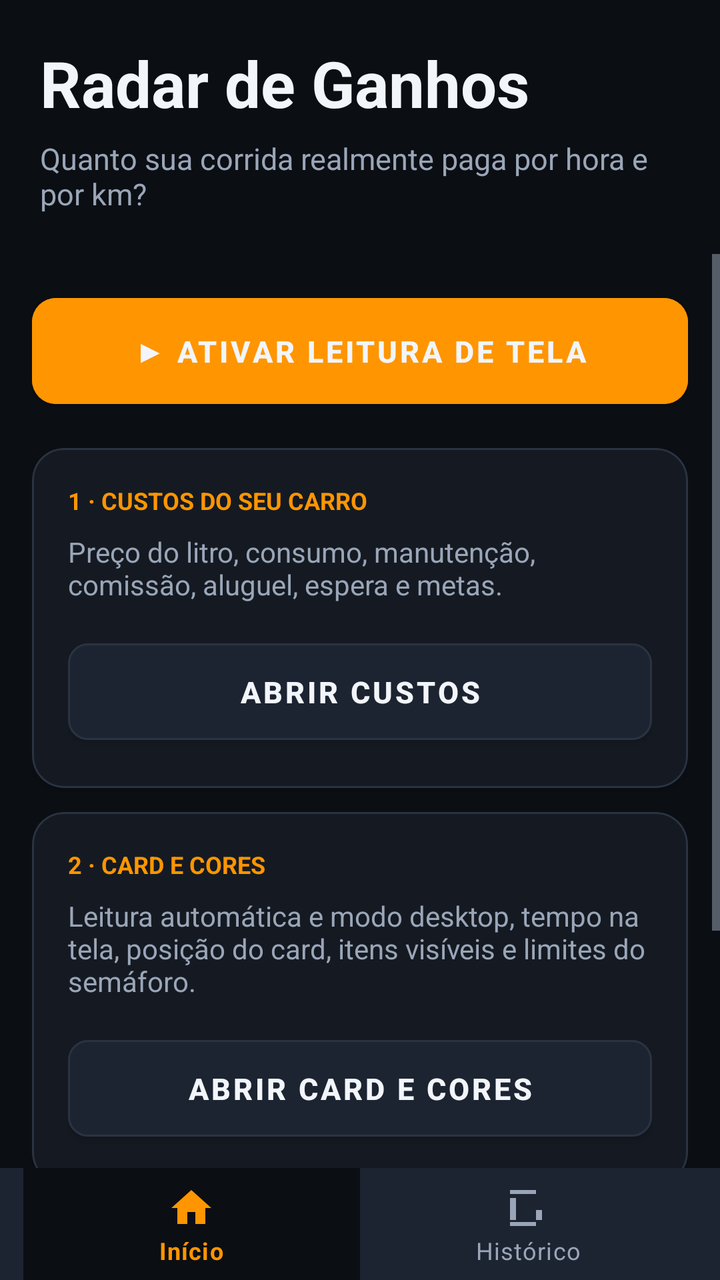
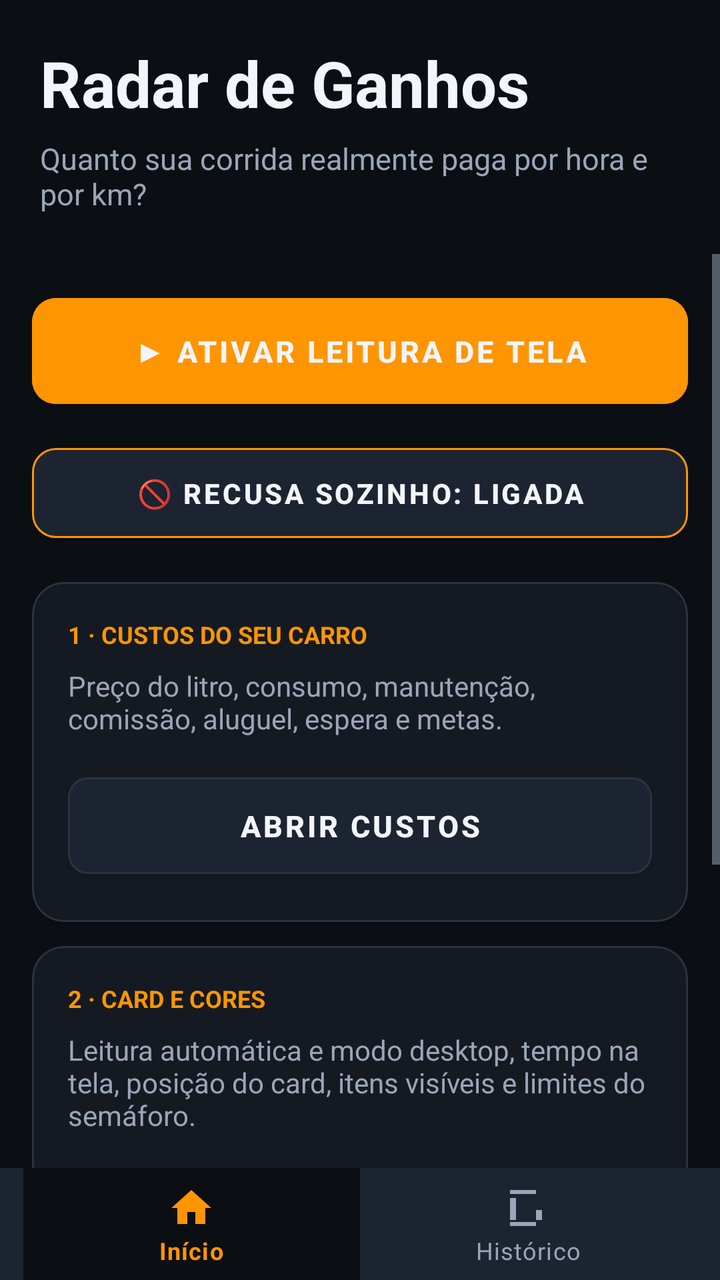

Compare the two renders of this Android layout. The source of the first and the diff that turns it into the second are given below.
<!-- AndroidManifest.xml: application theme Theme.Radar -->
<!-- res/layout/activity_main.xml -->
<?xml version="1.0" encoding="utf-8"?>
<LinearLayout xmlns:android="http://schemas.android.com/apk/res/android"
    xmlns:app="http://schemas.android.com/apk/res-auto"
    android:layout_width="match_parent"
    android:layout_height="match_parent"
    android:background="@color/bg"
    android:orientation="vertical">

    
    <LinearLayout
        android:layout_width="match_parent"
        android:layout_height="wrap_content"
        android:orientation="vertical"
        android:padding="20dp"
        android:paddingTop="10dp">

        <TextView
            android:layout_width="wrap_content"
            android:layout_height="wrap_content"
            android:text="Radar de Ganhos"
            android:textColor="@color/text"
            android:textSize="32sp"
            android:textStyle="bold" />

        <TextView
            android:layout_width="wrap_content"
            android:layout_height="wrap_content"
            android:layout_marginTop="6dp"
            android:text="Quanto sua corrida realmente paga por hora e por km?"
            android:textColor="@color/textDim"
            android:textSize="15sp" />
    </LinearLayout>

    
    <ScrollView
        android:layout_width="match_parent"
        android:layout_height="0dp"
        android:layout_weight="1"
        android:fillViewport="true">

        <LinearLayout
            android:layout_width="match_parent"
            android:layout_height="wrap_content"
            android:orientation="vertical"
            android:padding="16dp">

            
            <com.google.android.material.button.MaterialButton
                android:id="@+id/btnToggleLeitura"
                android:layout_width="match_parent"
                android:layout_height="wrap_content"
                android:layout_marginBottom="16dp"
                android:backgroundTint="@color/orange"
                android:text="▶ ATIVAR LEITURA DE TELA"
                android:textColor="@color/text"
                android:textSize="15sp"
                android:textStyle="bold"
                android:padding="16dp"
                app:cornerRadius="12dp" />

            
            <com.google.android.material.card.MaterialCardView
                android:layout_width="match_parent"
                android:layout_height="wrap_content"
                android:layout_marginBottom="12dp"
                app:cardBackgroundColor="@color/surface"
                app:cardCornerRadius="16dp"
                app:cardElevation="2dp"
                app:strokeColor="@color/stroke"
                app:strokeWidth="1dp">

                <LinearLayout
                    android:layout_width="match_parent"
                    android:layout_height="wrap_content"
                    android:orientation="vertical"
                    android:padding="18dp">

                    <TextView
                        android:layout_width="wrap_content"
                        android:layout_height="wrap_content"
                        android:text="1 · CUSTOS DO SEU CARRO"
                        android:textColor="@color/orange"
                        android:textSize="12sp"
                        android:textStyle="bold" />

                    <TextView
                        android:layout_width="match_parent"
                        android:layout_height="wrap_content"
                        android:layout_marginTop="8dp"
                        android:text="Preço do litro, consumo, manutenção, comissão, aluguel, espera e metas."
                        android:textColor="@color/textDim"
                        android:textSize="14sp" />

                    <com.google.android.material.button.MaterialButton
                        android:id="@+id/btnCustos"
                        android:layout_width="match_parent"
                        android:layout_height="wrap_content"
                        android:layout_marginTop="14dp"
                        android:backgroundTint="@color/surface2"
                        android:text="Abrir Custos"
                        android:textColor="@color/text"
                        android:textSize="15sp"
                        android:textStyle="bold"
                        android:padding="14dp"
                        app:cornerRadius="10dp"
                        app:strokeColor="@color/stroke"
                        app:strokeWidth="1dp" />
                </LinearLayout>
            </com.google.android.material.card.MaterialCardView>

            
            <com.google.android.material.card.MaterialCardView
                android:layout_width="match_parent"
                android:layout_height="wrap_content"
                android:layout_marginBottom="16dp"
                app:cardBackgroundColor="@color/surface"
                app:cardCornerRadius="16dp"
                app:cardElevation="2dp"
                app:strokeColor="@color/stroke"
                app:strokeWidth="1dp">

                <LinearLayout
                    android:layout_width="match_parent"
                    android:layout_height="wrap_content"
                    android:orientation="vertical"
                    android:padding="18dp">

                    <TextView
                        android:layout_width="wrap_content"
                        android:layout_height="wrap_content"
                        android:text="2 · CARD E CORES"
                        android:textColor="@color/orange"
                        android:textSize="12sp"
                        android:textStyle="bold" />

                    <TextView
                        android:layout_width="match_parent"
                        android:layout_height="wrap_content"
                        android:layout_marginTop="8dp"
                        android:text="Leitura automática e modo desktop, tempo na tela, posição do card, itens visíveis e limites do semáforo."
                        android:textColor="@color/textDim"
                        android:textSize="14sp" />

                    <com.google.android.material.button.MaterialButton
                        android:id="@+id/btnCardConfig"
                        android:layout_width="match_parent"
                        android:layout_height="wrap_content"
                        android:layout_marginTop="14dp"
                        android:backgroundTint="@color/surface2"
                        android:text="Abrir Card e Cores"
                        android:textColor="@color/text"
                        android:textSize="15sp"
                        android:textStyle="bold"
                        android:padding="14dp"
                        app:cornerRadius="10dp"
                        app:strokeColor="@color/stroke"
                        app:strokeWidth="1dp" />
                </LinearLayout>
            </com.google.android.material.card.MaterialCardView>

            
            <com.google.android.material.card.MaterialCardView
                android:layout_width="match_parent"
                android:layout_height="wrap_content"
                app:cardBackgroundColor="@color/surface"
                app:cardCornerRadius="16dp"
                app:cardElevation="1dp"
                app:strokeColor="@color/stroke"
                app:strokeWidth="1dp">

                <LinearLayout
                    android:layout_width="match_parent"
                    android:layout_height="wrap_content"
                    android:orientation="vertical"
                    android:padding="16dp">

                    <TextView
                        android:layout_width="wrap_content"
                        android:layout_height="wrap_content"
                        android:text="STATUS"
                        android:textColor="@color/textDim"
                        android:textSize="11sp"
                        android:textStyle="bold" />

                    <TextView
                        android:id="@+id/tvStatus"
                        android:layout_width="match_parent"
                        android:layout_height="wrap_content"
                        android:layout_marginTop="8dp"
                        android:text="Serviço desativado."
                        android:textColor="@color/textDim"
                        android:textSize="14sp" />

                    <TextView
                        android:layout_width="match_parent"
                        android:layout_height="wrap_content"
                        android:layout_marginTop="6dp"
                        android:text="Toque em ATIVAR LEITURA DE TELA acima."
                        android:textColor="@color/textDim"
                        android:textSize="12sp" />
                </LinearLayout>
            </com.google.android.material.card.MaterialCardView>

            <Space
                android:layout_width="match_parent"
                android:layout_height="24dp" />
        </LinearLayout>
    </ScrollView>

    
    <com.google.android.material.bottomnavigation.BottomNavigationView
        android:id="@+id/bottomNav"
        android:layout_width="match_parent"
        android:layout_height="wrap_content"
        android:background="@color/surface2"
        app:itemBackground="@drawable/bg_bottom_nav_item"
        app:itemIconTint="@color/bottom_nav_color"
        app:itemTextColor="@color/bottom_nav_color"
        app:menu="@menu/bottom_nav" />

</LinearLayout>
<!-- resources referenced by this layout -->
<resources>
  <color name="bg">#0B0E13</color>
  <color name="orange">#FF9500</color>
  <color name="stroke">#2A3342</color>
  <color name="surface">#151A22</color>
  <color name="surface2">#1D2431</color>
  <color name="text">#F2F5FA</color>
  <color name="textDim">#9AA6B8</color>
  <!-- drawable bg_bottom_nav_item (drawable) -->
  <?xml version="1.0" encoding="utf-8"?>
  <selector xmlns:android="http://schemas.android.com/apk/res/android">
      <item android:drawable="@color/bg" android:state_checked="true" />
      <item android:drawable="@color/surface2" />
  </selector>
  <style name="Theme.Radar" parent="Theme.MaterialComponents.NoActionBar">
          <item name="android:statusBarColor">@color/bg</item>
          <item name="android:navigationBarColor">@color/bg</item>
          <item name="android:windowBackground">@color/bg</item>
          <item name="android:textColorPrimary">@color/text</item>
          <item name="android:textColorSecondary">@color/textDim</item>
          <item name="colorPrimary">@color/orange</item>
          <item name="colorSecondary">@color/blue</item>
          <item name="colorOnPrimary">#101418</item>
          <item name="android:textColorHint">@color/textDim</item>
          <item name="android:forceDarkAllowed" tools:targetApi="q">false</item>
      </style>
  <color name="blue">#4C8DFF</color>
</resources>

<!-- the commit's change to res/layout/activity_main.xml (unified diff, before → after) -->
@@ -49,7 +49,7 @@
                 android:id="@+id/btnToggleLeitura"
                 android:layout_width="match_parent"
                 android:layout_height="wrap_content"
-                android:layout_marginBottom="16dp"
+                android:layout_marginBottom="10dp"
                 android:backgroundTint="@color/orange"
                 android:text="▶ ATIVAR LEITURA DE TELA"
                 android:textColor="@color/text"
@@ -57,6 +57,22 @@
                 android:textStyle="bold"
                 android:padding="16dp"
                 app:cornerRadius="12dp" />
+
+            
+            <com.google.android.material.button.MaterialButton
+                android:id="@+id/btnRecusa"
+                android:layout_width="match_parent"
+                android:layout_height="wrap_content"
+                android:layout_marginBottom="16dp"
+                android:backgroundTint="@color/surface2"
+                android:text="🚫 RECUSA SOZINHO: LIGADA"
+                android:textColor="@color/text"
+                android:textSize="14sp"
+                android:textStyle="bold"
+                android:padding="13dp"
+                app:cornerRadius="12dp"
+                app:strokeColor="@color/orange"
+                app:strokeWidth="1dp" />
 
             
             <com.google.android.material.card.MaterialCardView
